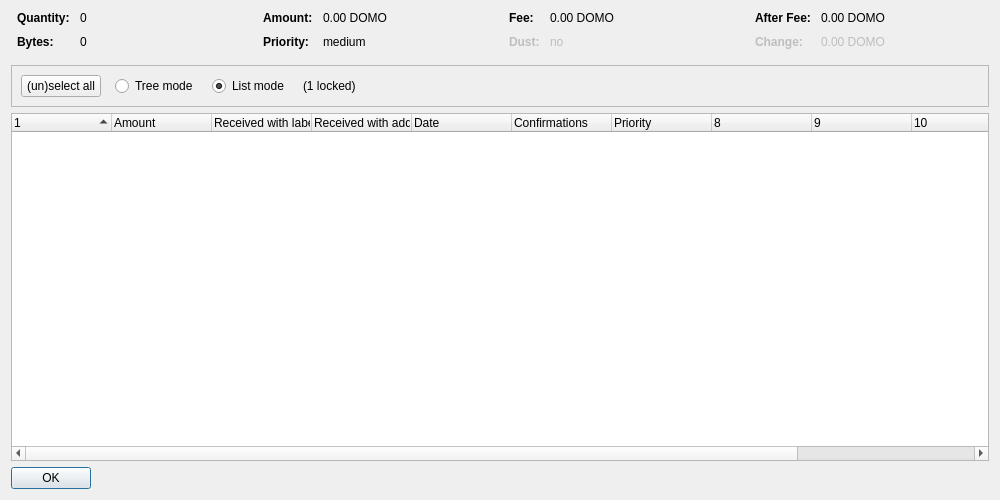
Before: the Qt Designer form src/qt/forms/coincontroldialog.ui in Alonewolf-123/DOMO-Core, drawn with Qt 5.
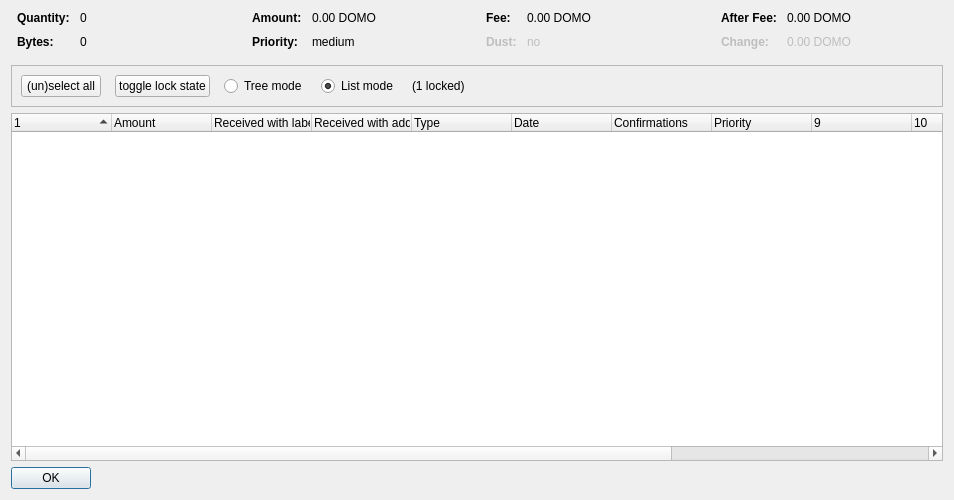
After: the same form once the commit is applied. Custom widgets are drawn as their Qt base class.

The edit to the form file:
```diff
--- a/src/qt/forms/coincontroldialog.ui
+++ b/src/qt/forms/coincontroldialog.ui
@@ -6,7 +6,7 @@
    <rect>
     <x>0</x>
     <y>0</y>
-    <width>1000</width>
+    <width>954</width>
     <height>500</height>
    </rect>
   </property>
@@ -348,7 +348,7 @@
      </property>
      <layout class="QHBoxLayout" name="horizontalLayout">
       <item>
-       <layout class="QHBoxLayout" name="horizontalLayoutPanel" stretch="0,0,0,0,0">
+       <layout class="QHBoxLayout" name="horizontalLayoutPanel" stretch="0,0,0,0,0,0">
         <property name="spacing">
          <number>14</number>
         </property>
@@ -368,6 +368,22 @@
           </property>
          </widget>
         </item>
+        <item>
+         <widget class="QPushButton" name="pushButtonToggleLock">
+          <property name="sizePolicy">
+           <sizepolicy hsizetype="Maximum" vsizetype="Fixed">
+            <horstretch>0</horstretch>
+            <verstretch>0</verstretch>
+           </sizepolicy>
+          </property>
+          <property name="text">
+           <string>toggle lock state</string>
+          </property>
+          <property name="autoDefault">
+           <bool>false</bool>
+          </property>
+         </widget>
+        </item>
         <item>
          <widget class="QRadioButton" name="radioTreeMode">
           <property name="sizePolicy">
@@ -431,7 +447,7 @@
       <bool>false</bool>
      </property>
      <property name="columnCount">
-      <number>12</number>
+      <number>13</number>
      </property>
      <attribute name="headerShowSortIndicator" stdset="0">
       <bool>true</bool>
@@ -459,6 +475,11 @@
        <string>Received with address</string>
       </property>
      </column>
+     <column>
+      <property name="text">
+       <string>Type</string>
+      </property>
+     </column>
      <column>
       <property name="text">
        <string>Date</string>
```
Left out of the diff: 6 changed lines with no effect on the pictures.
